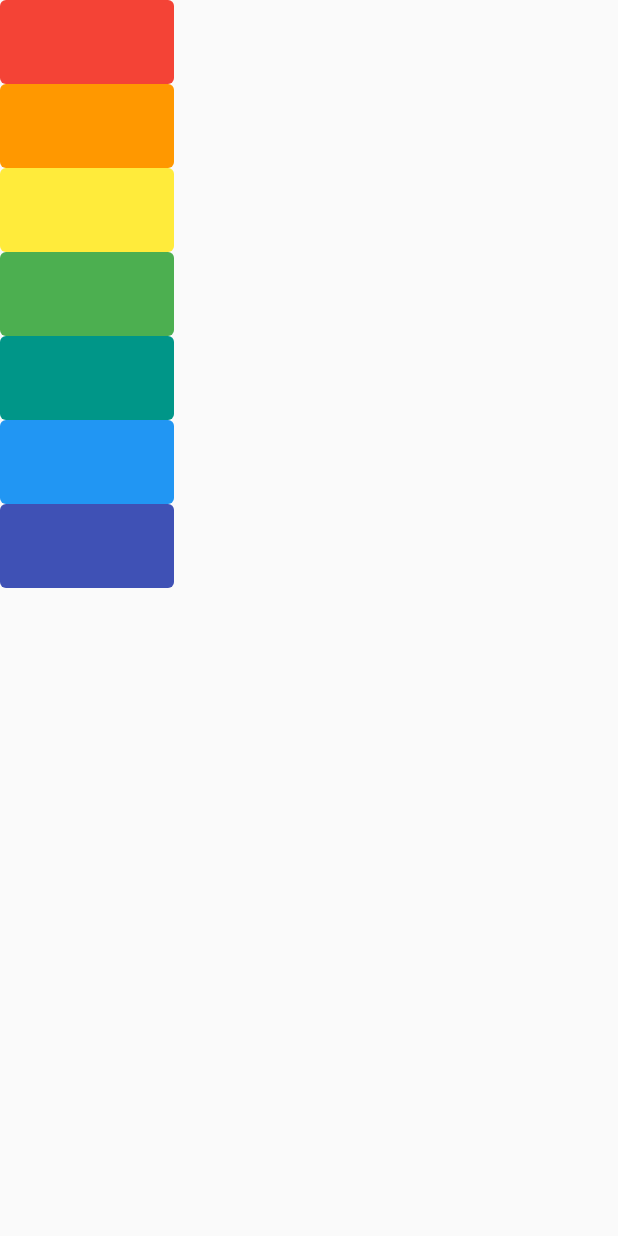
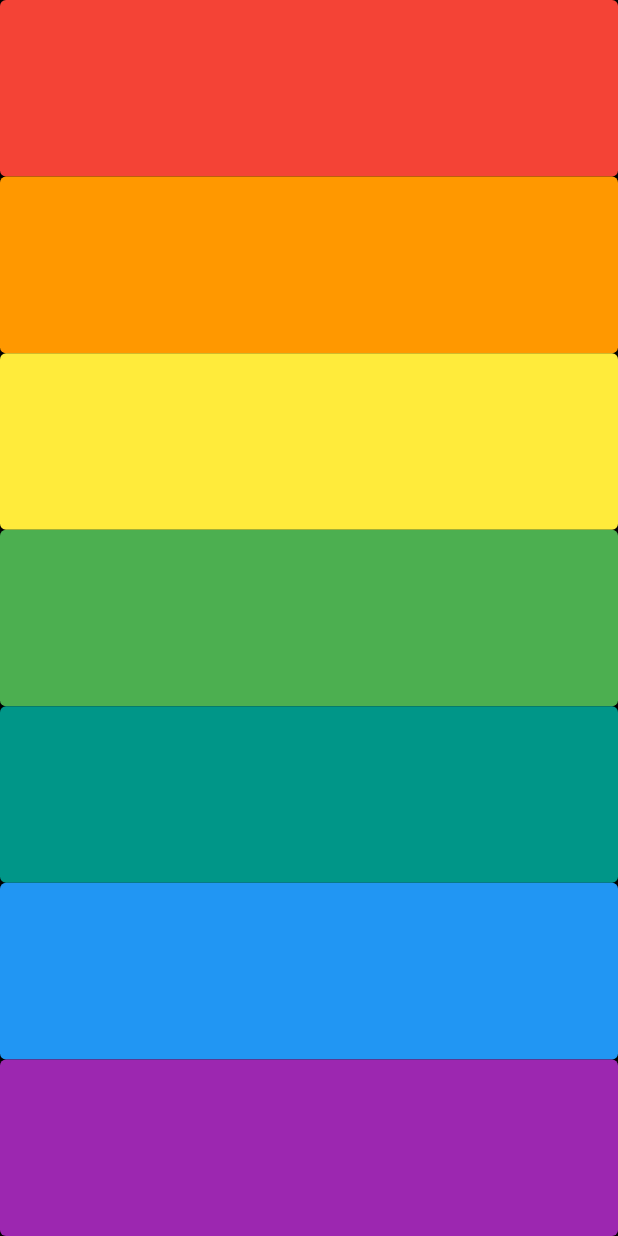
Before and after one commit to hritikhrk/xylophone-flutter, a Flutter app: the screen it shows after launch, on a phone screen of 412 x 824 dp. Run offline on Flutter 3.47's test engine with Material 2 defaults, Android fonts, the phone set to English and light mode, and no system bars; our stand-ins replace audioplayers.

Commit message:
refactor the app

```diff
--- a/lib/main.dart
+++ b/lib/main.dart
@@ -9,97 +9,37 @@
     player.play('note$soundNumber.wav');
   }
 
+  Expanded buildkey({Color color = Colors.red, int soundNumber = 1}) {
+    return Expanded(
+      child: TextButton(
+        style: TextButton.styleFrom(
+          backgroundColor: color,
+        ),
+        onPressed: () {
+          playSound(soundNumber);
+        },
+        child: SizedBox(
+        ),
+      ),
+    );
+  }
+
   @override
   Widget build(BuildContext context) {
     return MaterialApp(
       home: Scaffold(
+        backgroundColor: Colors.black,
         body: SafeArea(
           child: Column(
+            crossAxisAlignment: CrossAxisAlignment.stretch,
             children: <Widget>[
-              TextButton(
-                style: TextButton.styleFrom(
-                  backgroundColor: Colors.red,
-                ),
-                onPressed: () {
-                  playSound(1);
-                },
-                child: SizedBox(
-                  width: 100,
-                  height: 40.0,
-                ),
-              ),
-              TextButton(
-                style: TextButton.styleFrom(
-                  backgroundColor: Colors.orange,
-                ),
-                onPressed: () {
-                  playSound(2);
-                },
-                child: SizedBox(
-                  width: 100,
-                  height: 40.0,
-                ),
-              ),
-              TextButton(
-                style: TextButton.styleFrom(
-                  backgroundColor: Colors.yellow,
-                ),
-                onPressed: () {
-                  playSound(3);
-                },
-                child: SizedBox(
-                  width: 100,
-                  height: 40.0,
-                ),
-              ),
-              TextButton(
-                style: TextButton.styleFrom(
-                  backgroundColor: Colors.green,
-                ),
-                onPressed: () {
-                  playSound(4);
-                },
-                child: SizedBox(
-                  width: 100,
-                  height: 40.0,
-                ),
-              ),
-              TextButton(
-                style: TextButton.styleFrom(
-                  backgroundColor: Colors.teal,
-                ),
-                onPressed: () {
-                  playSound(5);
-                },
-                child: SizedBox(
-                  width: 100,
-                  height: 40.0,
-                ),
-              ),
-              TextButton(
-                style: TextButton.styleFrom(
-                  backgroundColor: Colors.blue,
-                ),
-                onPressed: () {
-                  playSound(6);
-                },
-                child: SizedBox(
-                  width: 100,
-                  height: 40.0,
-                ),
-              ),
-              TextButton(
-                style: TextButton.styleFrom(
-                  backgroundColor: Colors.indigo,
-                ),
-                onPressed: () {
-                  playSound(7);
-                },
-                child: SizedBox(
-                  width: 100,
-                  height: 40.0,
-                ),
-              ),
+              buildkey(color: Colors.red, soundNumber: 1),
+              buildkey(color:Colors.orange, soundNumber: 2),
+              buildkey(color:Colors.yellow, soundNumber: 3),
+              buildkey(color:Colors.green, soundNumber: 4),
+              buildkey(color:Colors.teal, soundNumber: 5),
+              buildkey(color:Colors.blue, soundNumber: 6),
+              buildkey(color:Colors.purple, soundNumber: 7),
             ],
           ),
         ),
```
